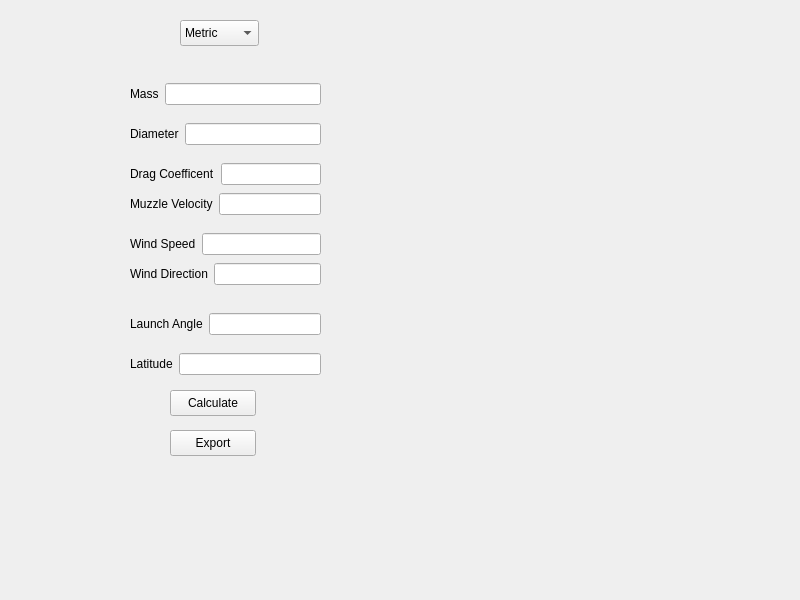
bogflap/BallisticCalculator, file mainwindow.ui: the form before one commit.
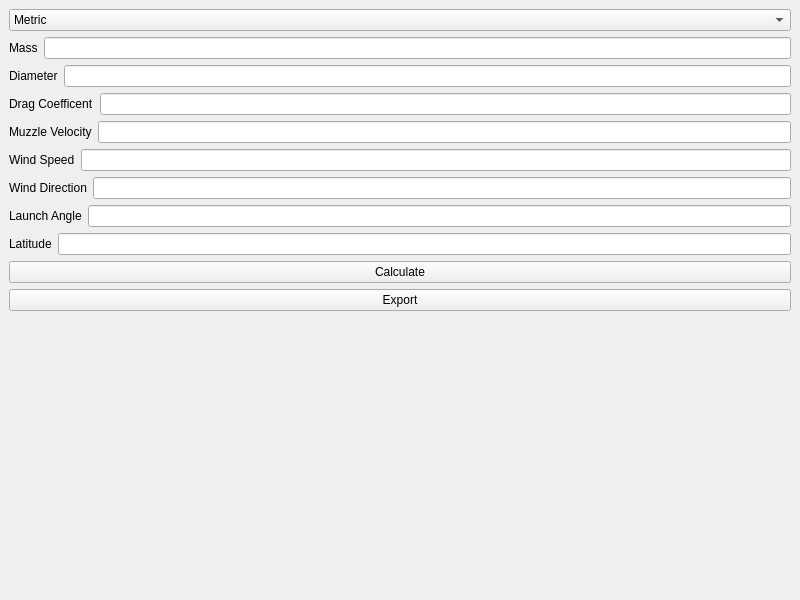
The form after the commit. Custom widgets are drawn as their Qt base class.

Commit message: Got basic screen going withou error

```diff
--- a/mainwindow.ui
+++ b/mainwindow.ui
@@ -14,15 +14,24 @@
    <string>MainWindow</string>
   </property>
   <widget class="QWidget" name="centralwidget">
-   <widget class="QWidget" name="layoutWidget">
-    <property name="geometry">
-     <rect>
-      <x>130</x>
-      <y>80</y>
-      <width>191</width>
-      <height>28</height>
-     </rect>
-    </property>
+   <layout class="QHBoxLayout" name="horizontalLayout_9">
+    <item>
+     <layout class="QVBoxLayout" name="verticalLayout" stretch="1,1,1,1,1,1,1,1,1,1,1,10">
+      <item>
+       <widget class="QComboBox" name="unitComboBox">
+        <item>
+         <property name="text">
+          <string>Metric</string>
+         </property>
+        </item>
+        <item>
+         <property name="text">
+          <string>Imperial</string>
+         </property>
+        </item>
+       </widget>
+      </item>
+      <item>
     <layout class="QHBoxLayout" name="horizontalLayout">
      <item>
       <widget class="QLabel" name="massLabel">
@@ -35,16 +44,8 @@
       <widget class="QLineEdit" name="massEdit"/>
      </item>
     </layout>
-   </widget>
-   <widget class="QWidget" name="layoutWidget_2">
-    <property name="geometry">
-     <rect>
-      <x>130</x>
-      <y>120</y>
-      <width>191</width>
-      <height>28</height>
-     </rect>
-    </property>
+      </item>
+      <item>
     <layout class="QHBoxLayout" name="horizontalLayout_2">
      <item>
       <widget class="QLabel" name="diameterLabel">
@@ -57,16 +58,22 @@
       <widget class="QLineEdit" name="diameterEdit"/>
      </item>
     </layout>
-   </widget>
-   <widget class="QWidget" name="layoutWidget_3">
-    <property name="geometry">
-     <rect>
-      <x>130</x>
-      <y>190</y>
-      <width>191</width>
-      <height>28</height>
-     </rect>
-    </property>
+      </item>
+      <item>
+       <layout class="QHBoxLayout" name="horizontalLayout_8">
+        <item>
+         <widget class="QLabel" name="dragCoeffLabel">
+          <property name="text">
+           <string>Drag Coefficent</string>
+          </property>
+         </widget>
+        </item>
+        <item>
+         <widget class="QLineEdit" name="dragCoeffEdit"/>
+        </item>
+       </layout>
+      </item>
+      <item>
     <layout class="QHBoxLayout" name="horizontalLayout_3">
      <item>
       <widget class="QLabel" name="muzzleVelocityLabel">
@@ -79,16 +86,8 @@
       <widget class="QLineEdit" name="muzzleVelocityEdit"/>
      </item>
     </layout>
-   </widget>
-   <widget class="QWidget" name="layoutWidget_4">
-    <property name="geometry">
-     <rect>
-      <x>130</x>
-      <y>230</y>
-      <width>191</width>
-      <height>28</height>
-     </rect>
-    </property>
+      </item>
+      <item>
     <layout class="QHBoxLayout" name="horizontalLayout_4">
      <item>
       <widget class="QLabel" name="windSpeedLabel">
@@ -101,84 +100,8 @@
       <widget class="QLineEdit" name="windSpeedEdit"/>
      </item>
     </layout>
-   </widget>
-   <widget class="QPushButton" name="calculateButton">
-    <property name="geometry">
-     <rect>
-      <x>170</x>
-      <y>390</y>
-      <width>86</width>
-      <height>26</height>
-     </rect>
-    </property>
-    <property name="text">
-     <string>Calculate</string>
-    </property>
-   </widget>
-   <widget class="QPushButton" name="exportButton">
-    <property name="geometry">
-     <rect>
-      <x>170</x>
-      <y>430</y>
-      <width>86</width>
-      <height>26</height>
-     </rect>
-    </property>
-    <property name="text">
-     <string>Export</string>
-    </property>
-   </widget>
-   <widget class="QComboBox" name="unitComboBox">
-    <property name="geometry">
-     <rect>
-      <x>180</x>
-      <y>20</y>
-      <width>79</width>
-      <height>26</height>
-     </rect>
-    </property>
-    <item>
-     <property name="text">
-      <string>Metric</string>
-     </property>
     </item>
     <item>
-     <property name="text">
-      <string>Imperial</string>
-     </property>
-    </item>
-   </widget>
-   <widget class="QWidget" name="layoutWidget_5">
-    <property name="geometry">
-     <rect>
-      <x>130</x>
-      <y>310</y>
-      <width>191</width>
-      <height>28</height>
-     </rect>
-    </property>
-    <layout class="QHBoxLayout" name="horizontalLayout_5">
-     <item>
-      <widget class="QLabel" name="windSpeedLabel_2">
-       <property name="text">
-        <string>Launch Angle</string>
-       </property>
-      </widget>
-     </item>
-     <item>
-      <widget class="QLineEdit" name="launchAngleEdit"/>
-     </item>
-    </layout>
-   </widget>
-   <widget class="QWidget" name="layoutWidget_6">
-    <property name="geometry">
-     <rect>
-      <x>130</x>
-      <y>260</y>
-      <width>191</width>
-      <height>28</height>
-     </rect>
-    </property>
     <layout class="QHBoxLayout" name="horizontalLayout_6">
      <item>
       <widget class="QLabel" name="windDirectionLabel">
@@ -191,16 +114,22 @@
       <widget class="QLineEdit" name="windDirectionEdit"/>
      </item>
     </layout>
-   </widget>
-   <widget class="QWidget" name="layoutWidget_7">
-    <property name="geometry">
-     <rect>
-      <x>130</x>
-      <y>350</y>
-      <width>191</width>
-      <height>28</height>
-     </rect>
-    </property>
+      </item>
+      <item>
+       <layout class="QHBoxLayout" name="horizontalLayout_5">
+        <item>
+         <widget class="QLabel" name="windSpeedLabel_2">
+          <property name="text">
+           <string>Launch Angle</string>
+          </property>
+         </widget>
+        </item>
+        <item>
+         <widget class="QLineEdit" name="launchAngleEdit"/>
+        </item>
+       </layout>
+      </item>
+      <item>
     <layout class="QHBoxLayout" name="horizontalLayout_7">
      <item>
       <widget class="QLabel" name="latitudeLabel">
@@ -213,31 +142,37 @@
       <widget class="QLineEdit" name="latitudeEdit"/>
      </item>
     </layout>
-   </widget>
-   <widget class="QWidget" name="layoutWidget_8">
-    <property name="geometry">
-     <rect>
-      <x>130</x>
-      <y>160</y>
-      <width>191</width>
-      <height>28</height>
-     </rect>
-    </property>
-    <layout class="QHBoxLayout" name="horizontalLayout_8">
+      </item>
+      <item>
+       <widget class="QPushButton" name="calculateButton">
+        <property name="text">
+         <string>Calculate</string>
+        </property>
+       </widget>
+      </item>
      <item>
-      <widget class="QLabel" name="dragCoeffLabel">
+       <widget class="QPushButton" name="exportButton">
        <property name="text">
-        <string>Drag Coefficent</string>
+         <string>Export</string>
        </property>
       </widget>
      </item>
      <item>
-      <widget class="QLineEdit" name="dragCoeffEdit"/>
-     </item>
-    </layout>
-   </widget>
-  </widget>
- </widget>
+       <widget class="QCustomPlot" name="plot" native="true"/>
+      </item>
+     </layout>
+    </item>
+   </layout>
+  </widget>
+ </widget>
+ <customwidgets>
+  <customwidget>
+   <class>QCustomPlot</class>
+   <extends>QWidget</extends>
+   <header>qcustomplot.h</header>
+   <container>1</container>
+  </customwidget>
+ </customwidgets>
  <resources/>
  <connections/>
 </ui>
```
Lines whose indentation alone changed are shown as unchanged. The commit also changes 2 other files.
